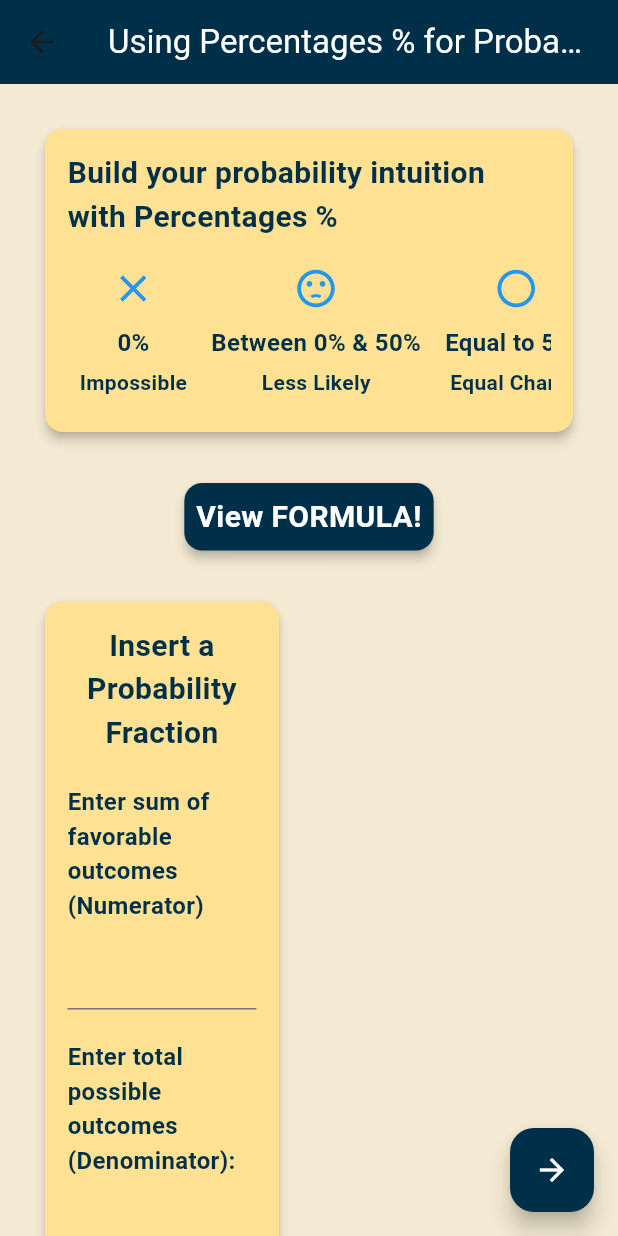
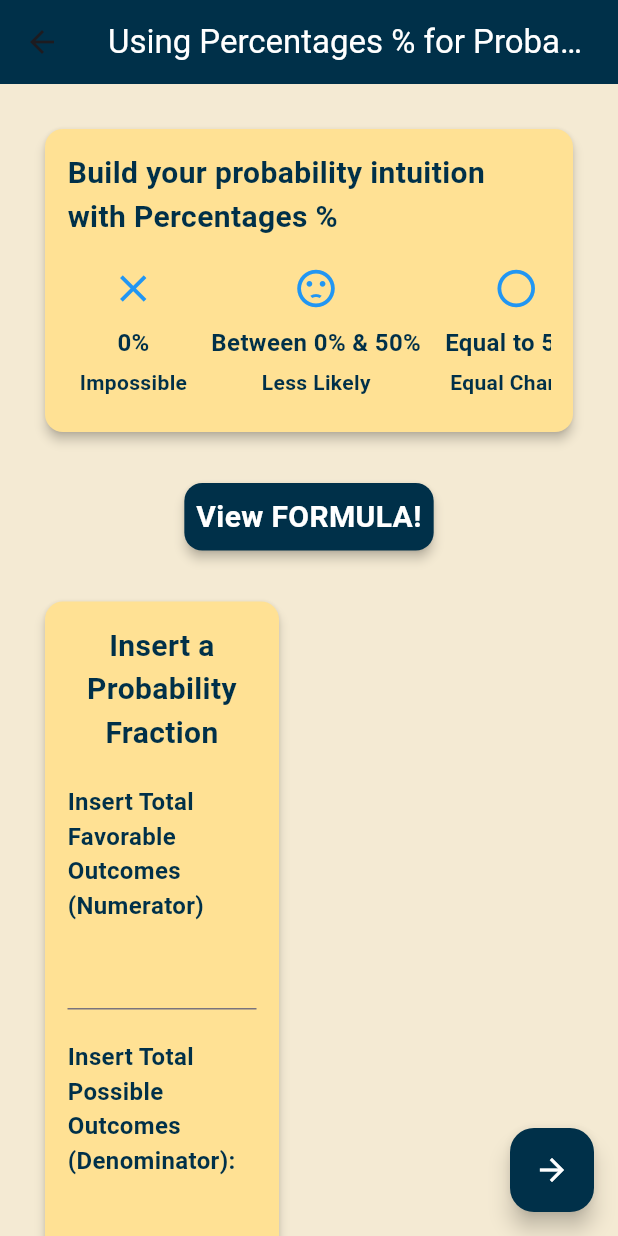
Before and after one commit to ASBhullar/probability, a Flutter app: the LearnFractionToPercentage screen opened directly, on a phone screen of 412 x 824 dp. Run offline on Flutter 3.47's test engine with Material 3 defaults, Android fonts, the phone set to English and light mode, and no system bars; our stand-ins replace confetti, google_fonts; network calls fail.

Commit message:
modified wording.

```diff
--- a/lib/fraction_percentGame.dart
+++ b/lib/fraction_percentGame.dart
@@ -28,7 +28,7 @@ class _FractionGameState extends State<FractionGame> {
   @override
   void initState() {
     super.initState();
-    _confettiController = ConfettiController(duration: Duration(seconds: 2));
+    _confettiController = ConfettiController(duration: Duration(seconds: 3));
     _generateFractionExplanation();
   }
 
--- a/lib/learn_percentages.dart
+++ b/lib/learn_percentages.dart
@@ -259,7 +259,7 @@ class _LearnFractionToPercentageState extends State<LearnFractionToPercentage> {
                 crossAxisAlignment: CrossAxisAlignment.center,
                 children: [
                   Text(
-                    'Enter sum of favorable outcomes (Numerator)',
+                    'Insert Total Favorable Outcomes (Numerator)',
                     style: TextStyle(
                       fontSize: 16.0,
                       color: Color(0xFF003049),
@@ -274,7 +274,7 @@ class _LearnFractionToPercentageState extends State<LearnFractionToPercentage> {
                   ),
                   SizedBox(height: 20.0),
                   Text(
-                    'Enter total possible outcomes (Denominator):',
+                    'Insert Total Possible Outcomes (Denominator):',
                     style: TextStyle(
                       fontSize: 16.0,
                       color: Color(0xFF003049),
```
